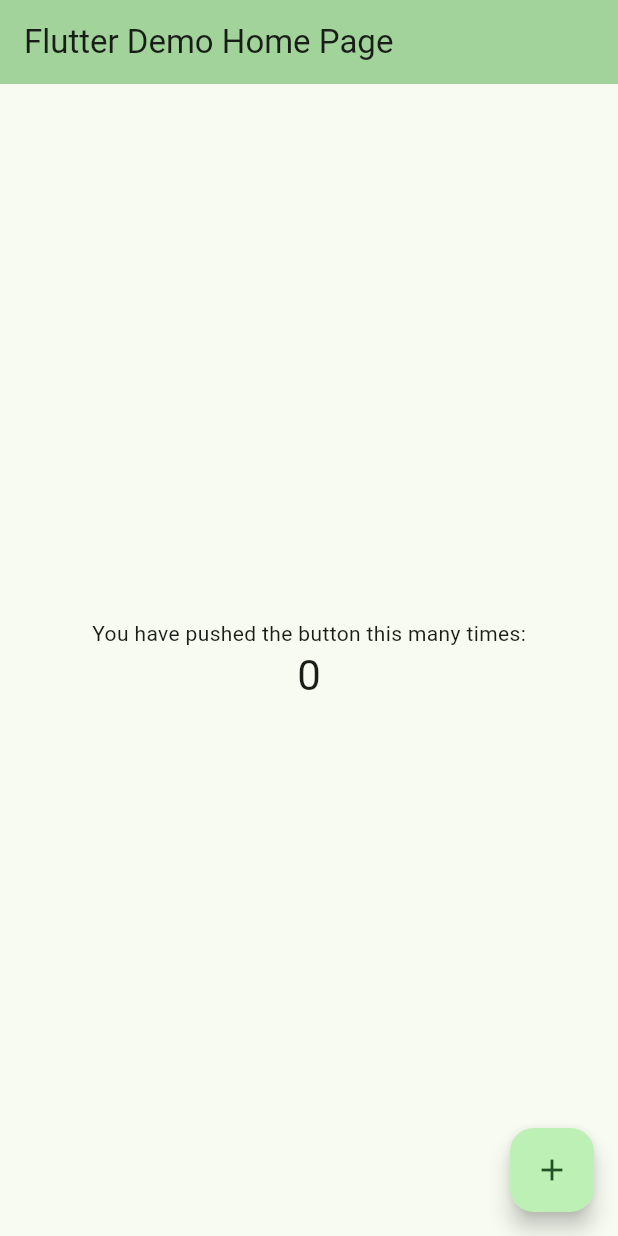
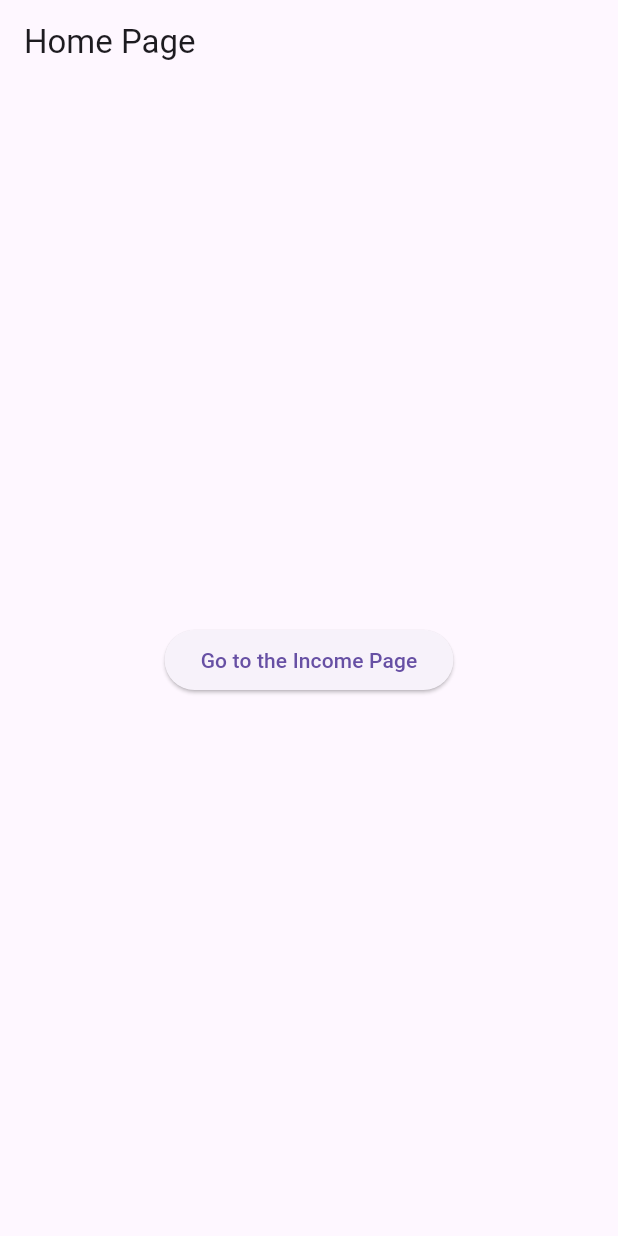
Before and after one commit to antonioIannotta/PersonalFinance, a Flutter app: the screen it shows after launch, on a phone screen of 412 x 824 dp. Run offline on Flutter 3.47's test engine with Material 3 defaults, Android fonts, the phone set to English and light mode, and no system bars; missing offline and left inert: dart:ffi, mongo_dart.

Commit message:
feat: routing implemented

```diff
--- a/lib/main.dart
+++ b/lib/main.dart
@@ -1,4 +1,8 @@
 import 'package:flutter/material.dart';
+import 'package:personal_finance/widgets/expense.dart';
+import 'package:personal_finance/widgets/home_page.dart';
+import 'package:personal_finance/widgets/income.dart';
+import 'package:personal_finance/widgets/savings.dart';
 
 void main() {
   runApp(const MyApp());
@@ -11,115 +15,15 @@ class MyApp extends StatelessWidget {
   @override
   Widget build(BuildContext context) {
     return MaterialApp(
-      title: 'Flutter Demo',
-      theme: ThemeData(
-        // This is the theme of your application.
-        //
-        // TRY THIS: Try running your application with "flutter run". You'll see
-        // the application has a purple toolbar. Then, without quitting the app,
-        // try changing the seedColor in the colorScheme below to Colors.green
-        // and then invoke "hot reload" (save your changes or press the "hot
-        // reload" button in a Flutter-supported IDE, or press "r" if you used
-        // the command line to start the app).
-        //
-        // Notice that the counter didn't reset back to zero; the application
-        // state is not lost during the reload. To reset the state, use hot
-        // restart instead.
-        //
-        // This works for code too, not just values: Most code changes can be
-        // tested with just a hot reload.
-        colorScheme: ColorScheme.fromSeed(seedColor: Colors.green),
-        useMaterial3: true,
-      ),
-      home: const MyHomePage(title: 'Flutter Demo Home Page'),
+      title: 'Personal Finance App',
+      theme: ThemeData(primarySwatch: Colors.blue),
+      initialRoute: '/',
+      routes: {
+        '/': (context) =>  const HomePage(),
+        '/income': (context) =>  const Income(),
+        '/expenses': (context) => const Expense(),
+        //'/savings': (context) => const Savings(),
+      },
     );
   }
 }
-
-class MyHomePage extends StatefulWidget {
-  const MyHomePage({super.key, required this.title});
-
-  // This widget is the home page of your application. It is stateful, meaning
-  // that it has a State object (defined below) that contains fields that affect
-  // how it looks.
-
-  // This class is the configuration for the state. It holds the values (in this
-  // case the title) provided by the parent (in this case the App widget) and
-  // used by the build method of the State. Fields in a Widget subclass are
-  // always marked "final".
-
-  final String title;
-
-  @override
-  State<MyHomePage> createState() => _MyHomePageState();
-}
-
-class _MyHomePageState extends State<MyHomePage> {
-  int _counter = 0;
-
-  void _incrementCounter() {
-    setState(() {
-      // This call to setState tells the Flutter framework that something has
-      // changed in this State, which causes it to rerun the build method below
-      // so that the display can reflect the updated values. If we changed
-      // _counter without calling setState(), then the build method would not be
-      // called again, and so nothing would appear to happen.
-      _counter++;
-    });
-  }
-
-  @override
-  Widget build(BuildContext context) {
-    // This method is rerun every time setState is called, for instance as done
-    // by the _incrementCounter method above.
-    //
-    // The Flutter framework has been optimized to make rerunning build methods
-    // fast, so that you can just rebuild anything that needs updating rather
-    // than having to individually change instances of widgets.
-    return Scaffold(
-      appBar: AppBar(
-        // TRY THIS: Try changing the color here to a specific color (to
-        // Colors.amber, perhaps?) and trigger a hot reload to see the AppBar
-        // change color while the other colors stay the same.
-        backgroundColor: Theme.of(context).colorScheme.inversePrimary,
-        // Here we take the value from the MyHomePage object that was created by
-        // the App.build method, and use it to set our appbar title.
-        title: Text(widget.title),
-      ),
-      body: Center(
-        // Center is a layout widget. It takes a single child and positions it
-        // in the middle of the parent.
-        child: Column(
-          // Column is also a layout widget. It takes a list of children and
-          // arranges them vertically. By default, it sizes itself to fit its
-          // children horizontally, and tries to be as tall as its parent.
-          //
-          // Column has various properties to control how it sizes itself and
-          // how it positions its children. Here we use mainAxisAlignment to
-          // center the children vertically; the main axis here is the vertical
-          // axis because Columns are vertical (the cross axis would be
-          // horizontal).
-          //
-          // TRY THIS: Invoke "debug painting" (choose the "Toggle Debug Paint"
-          // action in the IDE, or press "p" in the console), to see the
-          // wireframe for each widget.
-          mainAxisAlignment: MainAxisAlignment.center,
-          children: <Widget>[
-            const Text(
-              'You have pushed the button this many times:',
-            ),
-            Text(
-              '$_counter',
-              style: Theme.of(context).textTheme.headlineMedium,
-            ),
-          ],
-        ),
-      ),
-      floatingActionButton: FloatingActionButton(
-        onPressed: _incrementCounter,
-        tooltip: 'Increment',
-        child: const Icon(Icons.add),
-      ), // This trailing comma makes auto-formatting nicer for build methods.
-    );
-  }
-}
--- /dev/null
+++ b/lib/widgets/expense.dart
@@ -0,0 +1,21 @@
+import 'package:flutter/material.dart';
+
+class Expense extends StatelessWidget {
+  const Expense({super.key});
+
+  @override
+  Widget build(BuildContext context) {
+    return Scaffold(
+      appBar: AppBar(title: const Text("Expenses")),
+      body: Center(
+        child: ElevatedButton(
+          onPressed: () {
+            // Navigate to the second screen using a named route.
+            Navigator.pushNamed(context, '/');
+          },
+        child: const Text("Return to the Home Page")
+        )
+      )
+    );
+  }
+}
--- /dev/null
+++ b/lib/widgets/home_page.dart
@@ -0,0 +1,21 @@
+import 'package:flutter/material.dart';
+
+class HomePage extends StatelessWidget {
+  const HomePage({super.key});
+
+  @override
+  Widget build(BuildContext context) {
+    return Scaffold(
+      appBar: AppBar(title: const Text("Home Page")),
+      body: Center(
+        child: ElevatedButton(
+          onPressed: () {
+            // Navigate to the second screen using a named route.
+            Navigator.pushNamed(context, '/income');
+          },
+        child: const Text("Go to the Income Page")
+        )
+      )
+    );
+  }
+}
--- /dev/null
+++ b/lib/widgets/income.dart
@@ -0,0 +1,22 @@
+import 'package:flutter/material.dart';
+
+class Income extends StatelessWidget {
+  const Income({super.key});
+
+  @override
+  Widget build(BuildContext context) {
+    return Scaffold(
+      appBar: AppBar(title: const Text("Income")),
+      body: Center(
+        child: ElevatedButton(
+          onPressed: () {
+            // Navigate to the second screen using a named route.
+            Navigator.pushNamed(context, '/expenses');
+          },
+        child: const Text("Go to the Expense Page")
+        )
+      )
+    );
+  }
+
+}
```
Also changed, not shown: lib/widgets/savings.dart (added).
